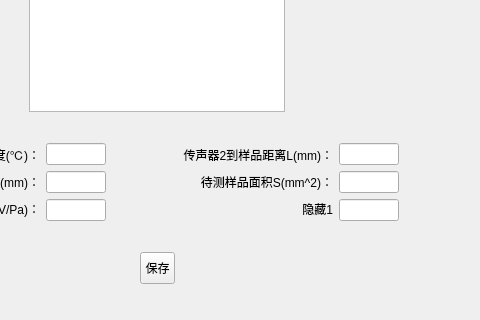
Before: the Qt Designer form resources/ui/imp_tube_params_setting.ui in szdongyuan/TwoMicImpedanceTube, drawn with Qt 5; both pictures show x 166 to 646 and y 116 to 436 of the 646 by 436 pixel window.
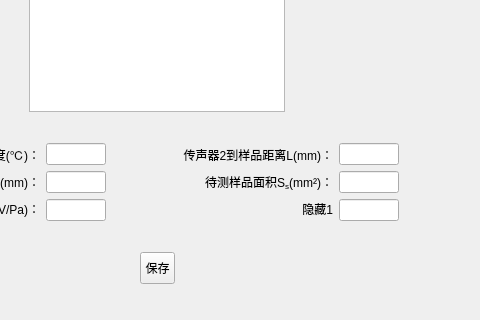
After: the same form once the commit is applied.

```diff
--- a/resources/ui/imp_tube_params_setting.ui
+++ b/resources/ui/imp_tube_params_setting.ui
@@ -228,7 +228,7 @@
           </sizepolicy>
          </property>
          <property name="text">
-          <string>待测样品面积S(mm^2)：</string>
+          <string>待测样品面积S&lt;sub&gt;s&lt;/sub&gt;(mm²)：</string>
          </property>
          <property name="alignment">
           <set>Qt::AlignRight|Qt::AlignTrailing|Qt::AlignVCenter</set>
```
